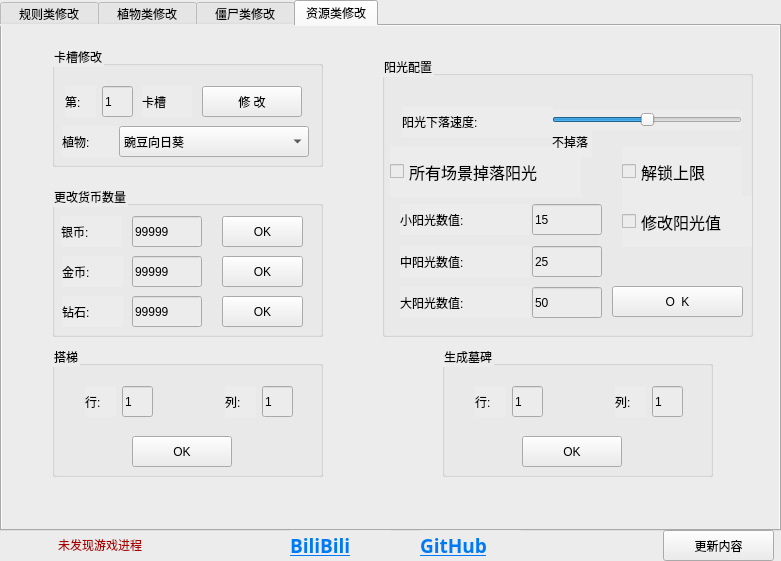
The window that widget.ui (Szy-XianQi/Szy_pvzHE_cheat) describes before a commit, drawn with Qt 5.
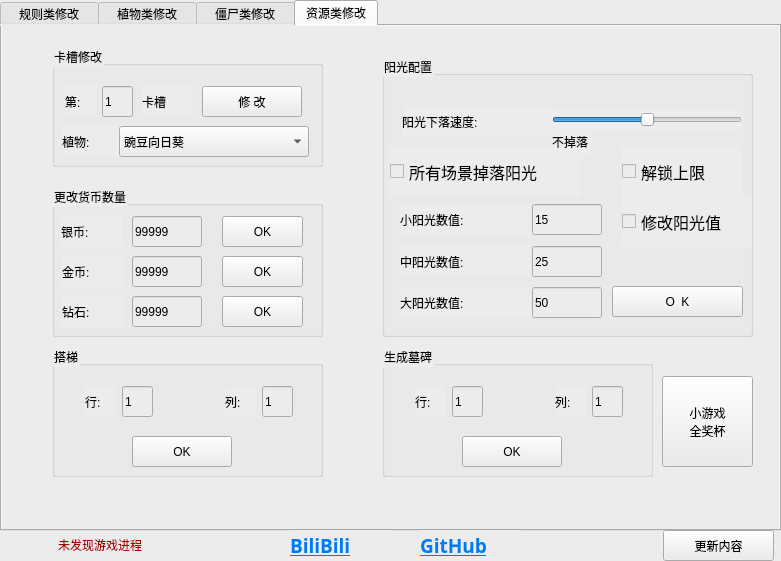
The same window after the commit. The open tabs and pages were chosen to show the change.

The edit to the form file:
```diff
--- a/widget.ui
+++ b/widget.ui
@@ -9306,7 +9306,7 @@
     <widget class="QGroupBox" name="groupBox_11">
      <property name="geometry">
       <rect>
-       <x>440</x>
+       <x>380</x>
        <y>320</y>
        <width>271</width>
        <height>131</height>
@@ -9399,6 +9399,26 @@
       </property>
      </widget>
     </widget>
+    <widget class="QPushButton" name="pushButton_20">
+     <property name="geometry">
+      <rect>
+       <x>660</x>
+       <y>350</y>
+       <width>91</width>
+       <height>91</height>
+      </rect>
+     </property>
+     <property name="toolTip">
+      <string>&lt;html&gt;&lt;head/&gt;&lt;body&gt;&lt;p&gt;&lt;span style=&quot; font-size:11pt;&quot;&gt;砸罐子，我是僵尸，迷你游戏，两面夹击,挑战模式&lt;/span&gt;&lt;/p&gt;&lt;/body&gt;&lt;/html&gt;</string>
+     </property>
+     <property name="styleSheet">
+      <string notr="true">font: 14pt &quot;Microsoft YaHei UI&quot;;</string>
+     </property>
+     <property name="text">
+      <string>小游戏
+全奖杯</string>
+     </property>
+    </widget>
    </widget>
   </widget>
   <widget class="QLabel" name="label_4">
```
Left out of the diff: 2 changed lines with no effect on the pictures.
